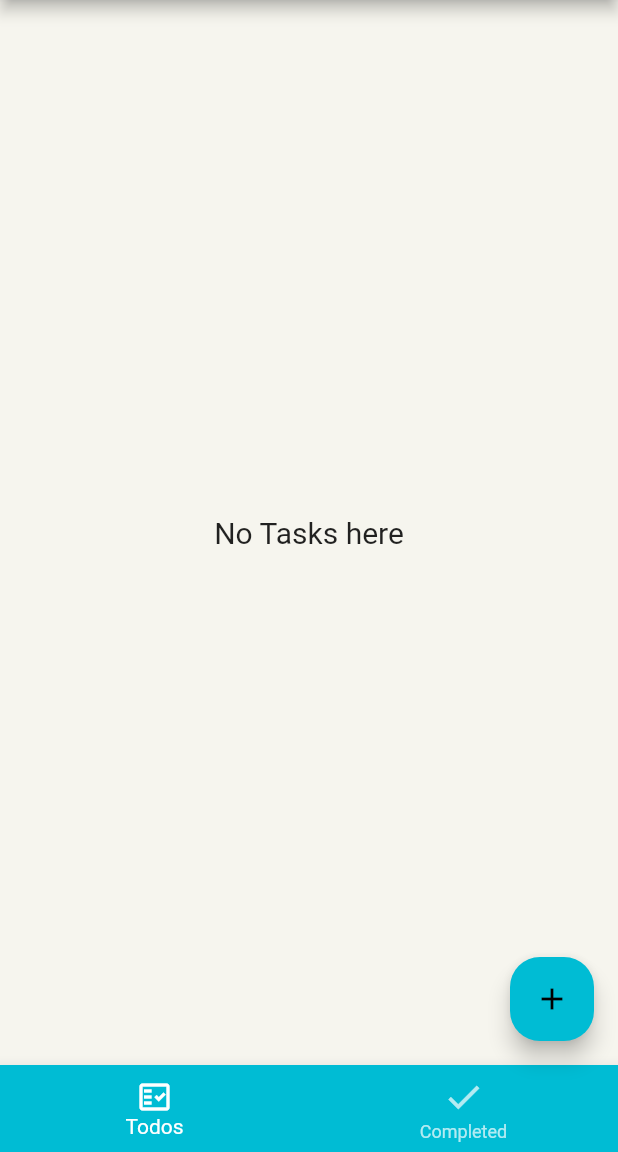
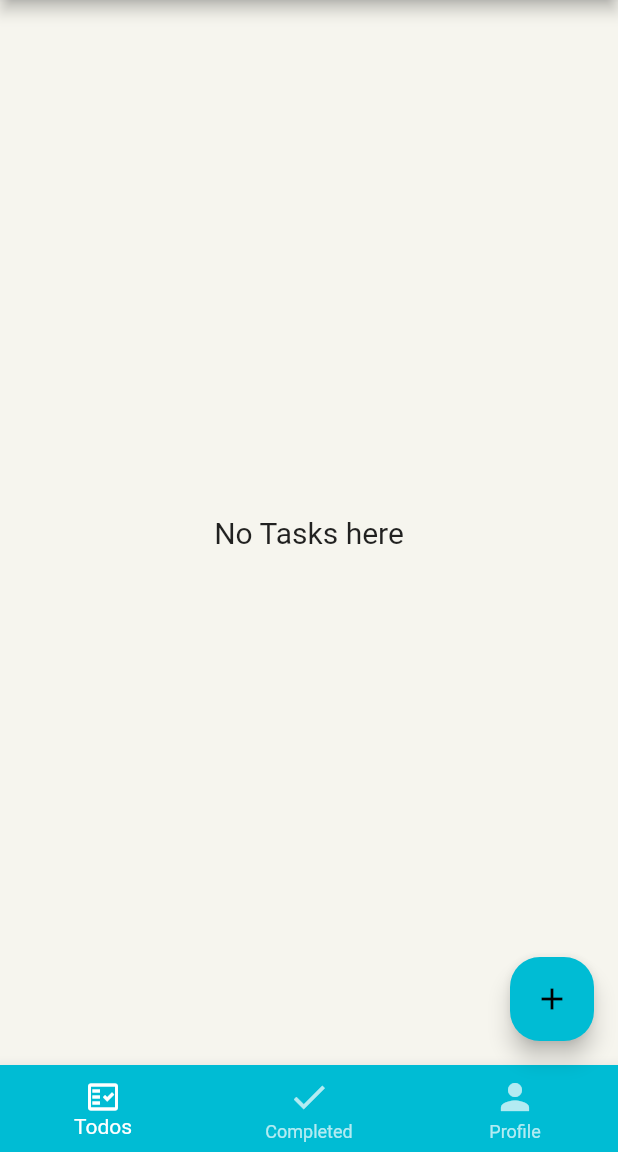
Before and after one commit to WalaaAlshaikh/Tick2DoFlutter, a Flutter app: the screen it shows once a user with an empty profile is signed in, on a phone screen of 412 x 824 dp, the part 84-1236 px from its top. Run offline on Flutter 3.47's test engine with Material 2 defaults, Android fonts, the phone set to English and light mode, and no system bars; our stand-ins replace cloud_firestore, email_validator, firebase_auth, firebase_core, flutter_slidable; accounts and stored records are empty.

Commit message:
Adding a profile page and sign out feature

```diff
--- a/lib/pages/home_page.dart
+++ b/lib/pages/home_page.dart
@@ -6,6 +6,7 @@ import 'package:tick2do/api/firebase_api.dart';
 import 'package:tick2do/main.dart';
 import 'package:tick2do/model/task.dart';
 import 'package:tick2do/provider/tasks.dart';
+import 'package:tick2do/widgets/profile_widget.dart';
 import 'package:tick2do/widgets/todo_form_widget.dart';
 import 'package:tick2do/widgets/add_dialog_widget.dart';
 
@@ -30,6 +31,7 @@ class _HomePageState extends State<HomePage> {
     final tabs = [
       TasksListWidget(),
       CompletedListWidget(),
+      ProfileWidget()
     ];
 
     return Scaffold(
@@ -56,6 +58,10 @@ class _HomePageState extends State<HomePage> {
           BottomNavigationBarItem(
             icon: Icon(Icons.done, size: 28),
             label: 'Completed',
+          ),
+          BottomNavigationBarItem(
+            icon: Icon(Icons.person, size: 28),
+            label: 'Profile',
           )
         ],
       ),
```
Also changed, not shown: lib/widgets/profile_widget.dart (added, +39 -0 lines), 1 other file.
